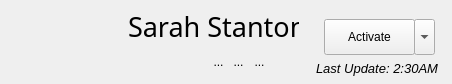
First picture: the form in qt/ideasxdevice.ui, repository ericyangs/ideasX-workstation-client-v3, before the edit.
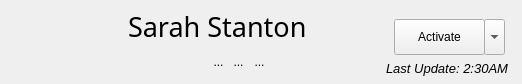
Second picture: the form after the edit. Icons and pictures are not drawn.

Patch:
```diff
--- a/qt/ideasxdevice.ui
+++ b/qt/ideasxdevice.ui
@@ -6,7 +6,7 @@
    <rect>
     <x>0</x>
     <y>0</y>
-    <width>452</width>
+    <width>522</width>
     <height>84</height>
    </rect>
   </property>
```
Left out of the diff: 17 changed lines with no effect on the pictures.
